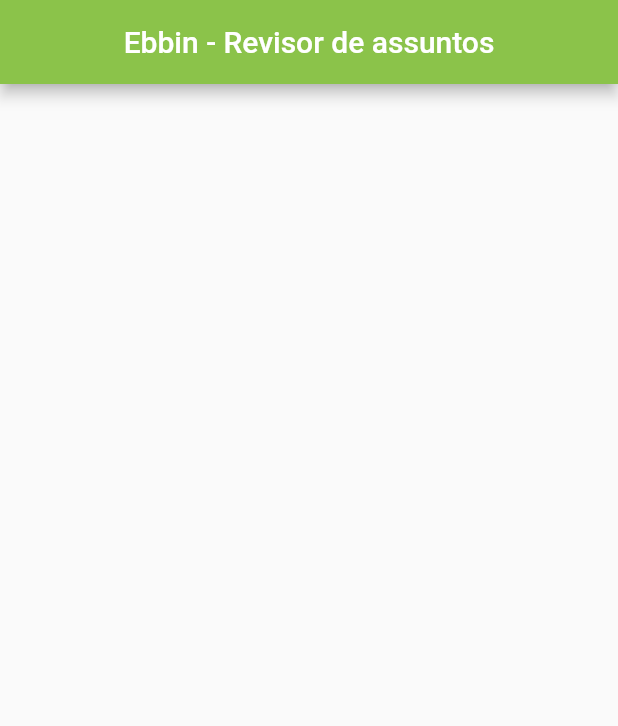
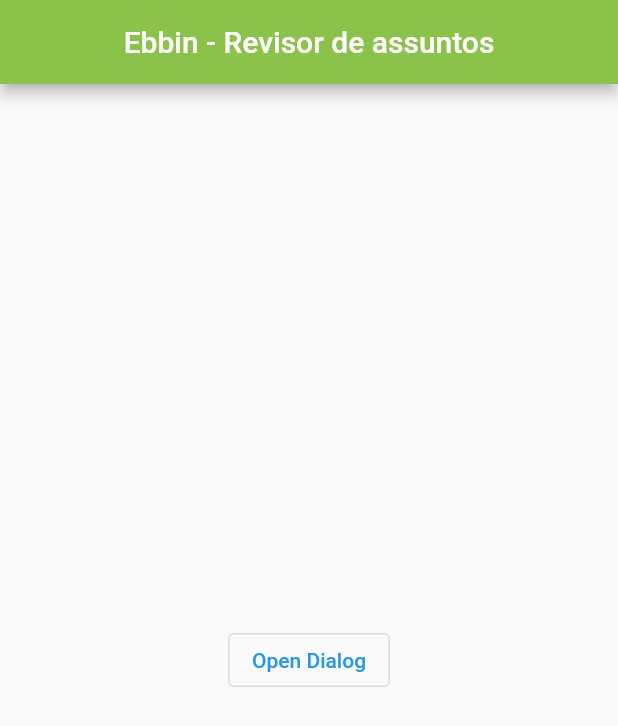
Before and after one commit to KennedyLins/ebbin, a Flutter app: the screen it shows after launch, on a phone screen of 412 x 824 dp. Shown: the top 726 px of the screen. Run offline on Flutter 3.47's test engine with Material 2 defaults, Android fonts, the phone set to English and light mode, and no system bars.

Commit message:
modal novo assunto

```diff
--- a/lib/home.dart
+++ /dev/null
@@ -1,20 +0,0 @@
-import 'package:flutter/material.dart';
-
-
-class Home extends StatelessWidget{
-
-  @override
-  Widget build(BuildContext context) {
-    return MaterialApp(
-      title: 'Ebbin',
-      home: Scaffold(
-        appBar: AppBar(
-          title: Center(
-            child: Text('Ebbin - Revisor de assuntos', style: TextStyle(),)
-            ),
-          backgroundColor:  Colors.lightGreen,
-        ),
-      ),
-    );
-  }
-}
--- a/lib/main.dart
+++ b/lib/main.dart
@@ -1,7 +1,6 @@
-import 'package:ebbin/home.dart';
-
 import 'package:flutter/material.dart';
 
+import 'package:ebbin/pages/home.dart';
 void main(){
-  runApp(Home());
+  runApp(MyApp());
 }
--- /dev/null
+++ b/lib/pages/home.dart
@@ -0,0 +1,117 @@
+// // ignore_for_file: prefer_const_constructors
+
+// import 'package:flutter/material.dart';
+
+// import 'package:ebbin/pages/add_subject.dart';
+
+// class Home extends StatelessWidget {
+//   @override
+//   Widget build(BuildContext context) {
+//     return MaterialApp(
+//       title: 'Ebbin',
+//       home: Scaffold(
+//           appBar: AppBar(
+//             title: Text(
+//               'Ebbin - Revisor de assuntos',
+//             ),
+//             backgroundColor: Colors.lightGreen,
+//             centerTitle: true,
+//           ),
+//           body: Container(
+//             width: double.infinity,
+//             height: double.infinity,
+//             child: Column(
+//               mainAxisAlignment: MainAxisAlignment.center,
+//               children: [
+//                 ElevatedButton(
+//                   style: ElevatedButton.styleFrom(
+//                       backgroundColor: Colors.lightGreen,
+//                       foregroundColor: Colors.white,
+//                       shape: const RoundedRectangleBorder(
+//                         borderRadius: BorderRadius.all(Radius.circular(9)),
+//                       )),
+//                   onPressed: () => _dialogText(context),
+//                   child: Text('Iniciar novo assunto',
+//                       style: TextStyle(fontSize: 25.0),
+//                       textAlign: TextAlign.center),
+//                 ),
+//                 ElevatedButton(
+//                   style: ElevatedButton.styleFrom(
+//                       backgroundColor: Colors.lightGreen,
+//                       foregroundColor: Colors.white,
+//                       shape: const RoundedRectangleBorder(
+//                         borderRadius: BorderRadius.all(Radius.circular(9)),
+//                       )),
+//                   onPressed: () {},
+//                   child: Text('Trilha de revisao      ',
+//                       style: TextStyle(fontSize: 25.0),
+//                       textAlign: TextAlign.center),
+//                 )
+//               ],
+//             ),
+//           )),
+//     );
+//   }
+
+//   Future<void> _dialogText(BuildContext context) {
+//     return showDialog(
+//       context: context,
+//       builder: (BuildContext context){
+//         return AddSubject();
+//       }
+//       );
+//   }
+// }
+
+
+
+
+
+
+
+
+
+import 'package:flutter/material.dart';
+
+import 'package:ebbin/pages/add_subject.dart';
+
+
+class MyApp extends StatelessWidget {
+
+  @override
+  Widget build(BuildContext context) {
+    return const MaterialApp(
+      home: DialogExample(),
+    );
+  }
+}
+
+class DialogExample extends StatelessWidget {
+  const DialogExample({super.key});
+
+  @override
+  Widget build(BuildContext context) {
+    return Scaffold(
+      appBar: AppBar(
+        title: const Text('Ebbin - Revisor de assuntos'),
+        backgroundColor: Colors.lightGreen,
+        centerTitle: true,
+        ),
+      body: Center(
+        child: OutlinedButton(
+          onPressed: () => _dialogBuilder(context),
+          child: const Text('Open Dialog'),
+        ),
+      ),
+    );
+  }
+
+  Future<void> _dialogBuilder(BuildContext context) {
+    return showDialog<void>(
+      context: context,
+      builder: (BuildContext context) {
+        return AddSubject();
+      },
+    );
+  }
+}
--- /dev/null
+++ b/lib/pages/subject.dart
@@ -0,0 +1,27 @@
+import 'package:flutter/material.dart';
+
+
+class Subject extends StatefulWidget {
+
+  @override
+  State<Subject> createState() => _SubjectState();
+}
+
+class _SubjectState extends State<Subject> {
+  @override
+  Widget build(BuildContext context) {
+    return MaterialApp(
+      title: 'Ebbin',
+      home: Scaffold(
+        appBar: AppBar(
+          title: Text('Ebbin - Revisor de assuntos',),
+          backgroundColor:  Colors.lightGreen,
+          centerTitle: true,
+        ),
+        body: Center(
+          child: Text('Lista de Assuntos'),
+        )
+      ),
+    );
+  }
+}
```
Also changed, not shown: lib/pages/add_subject.dart (added, +61 -0 lines), 1 other file.
